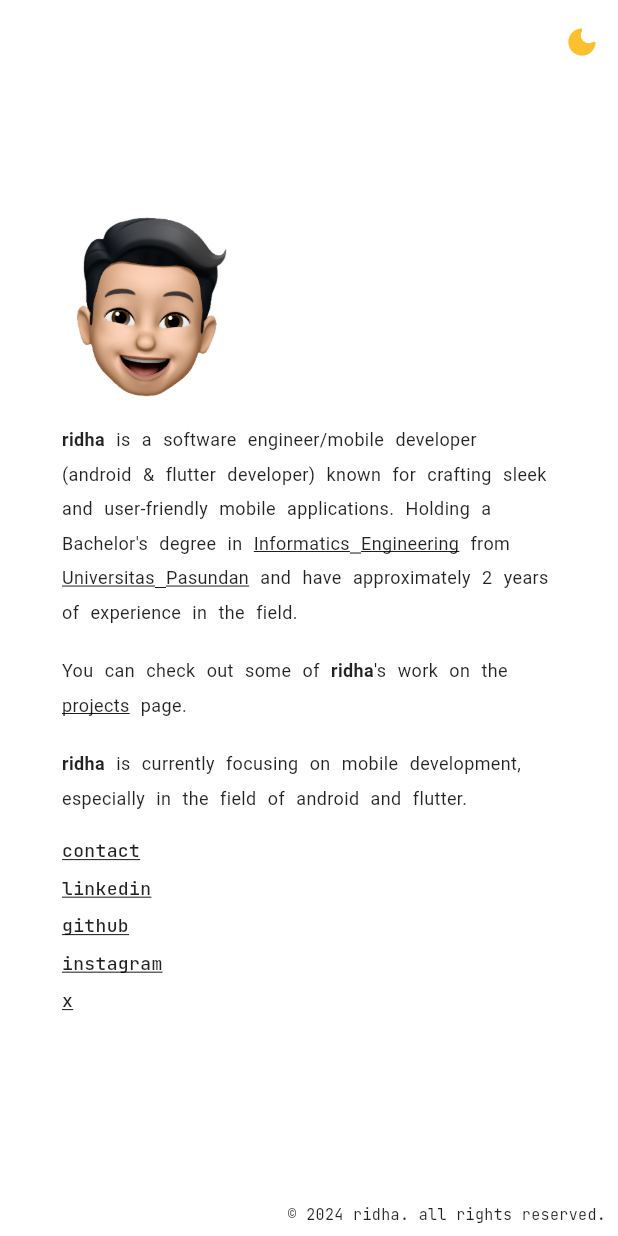
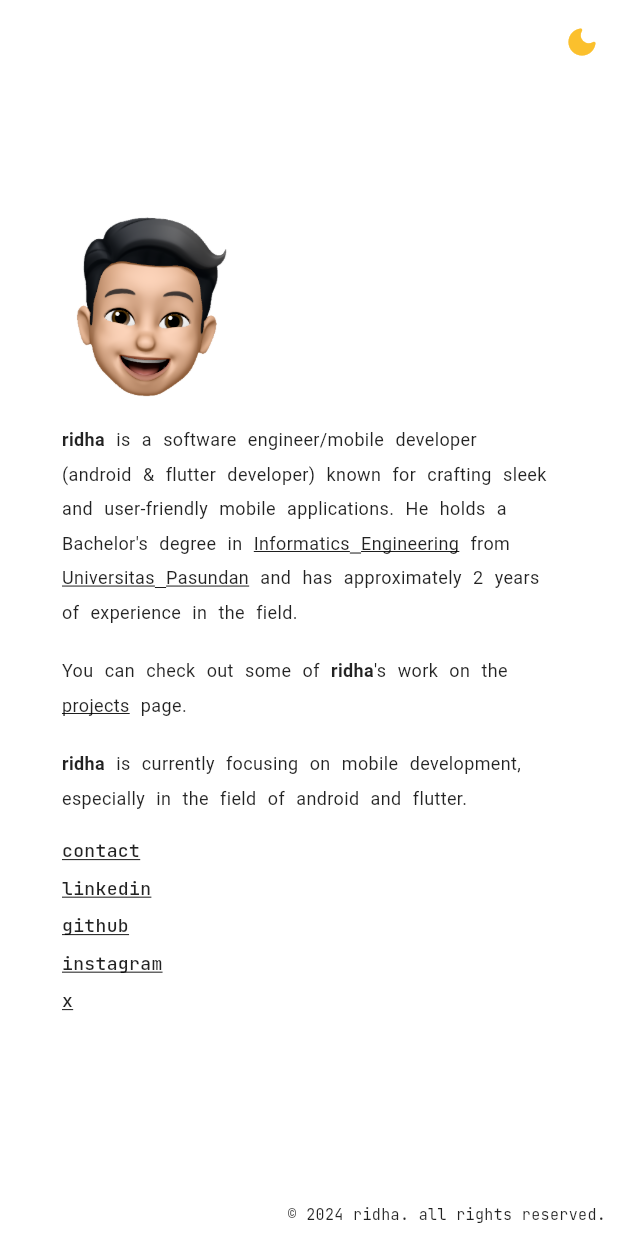
Before and after one commit to RidhaAF/portfolio, a Flutter app: the screen it shows after launch, on a phone screen of 412 x 824 dp. Run offline on Flutter 3.47's test engine with Material 3 defaults, Android fonts, the phone set to English and light mode, and no system bars; our stand-ins replace adaptive_theme, bloc, cached_network_image, flutter_bloc, get_it, get_storage and 3 more.

Commit message:
refactor: update grammar

```diff
--- a/lib/feature/presentation/pages/home/home_page.dart
+++ b/lib/feature/presentation/pages/home/home_page.dart
@@ -49,14 +49,14 @@ class HomePage extends StatelessWidget {
         children: [
           TextSpanHelper.textSpan(ProfileConstant.name, bold: true),
           TextSpanHelper.textSpan(
-              ' is a software engineer/mobile developer (android & flutter developer) known for crafting sleek and user-friendly mobile applications. Holding a Bachelor\'s degree in '),
+              ' is a software engineer/mobile developer (android & flutter developer) known for crafting sleek and user-friendly mobile applications. He holds a Bachelor\'s degree in '),
           TextSpanHelper.linkSpan(
               'https://if.unpas.ac.id', 'Informatics Engineering'),
           TextSpanHelper.textSpan(' from '),
           TextSpanHelper.linkSpan(
               'https://www.unpas.ac.id', 'Universitas Pasundan'),
           TextSpanHelper.textSpan(
-              ' and have approximately 2 years of experience in the field.'),
+              ' and has approximately 2 years of experience in the field.'),
         ],
       ),
     );
```
